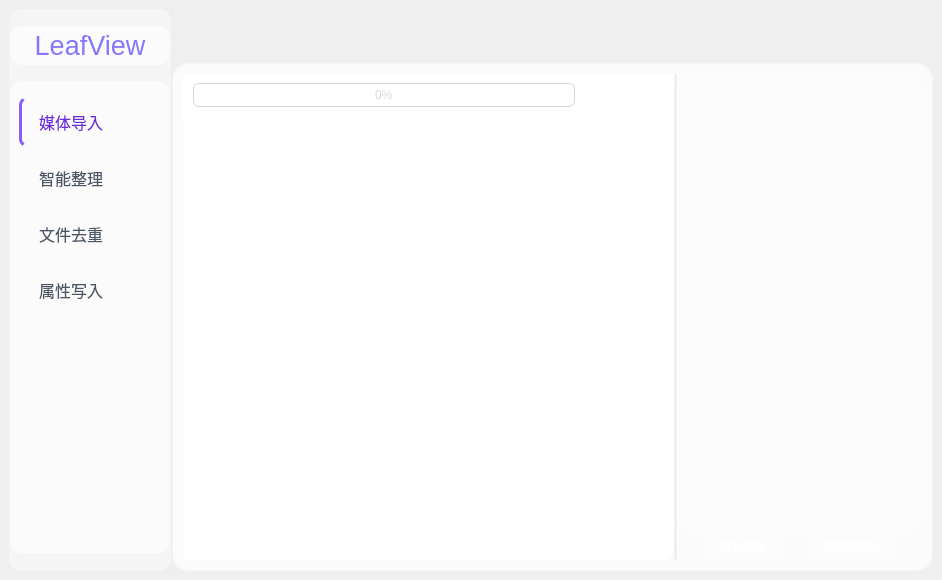
Above: Ui_MainWindow.ui from YangShengzhou03/LeafSort before the change. Below: the same form after it.
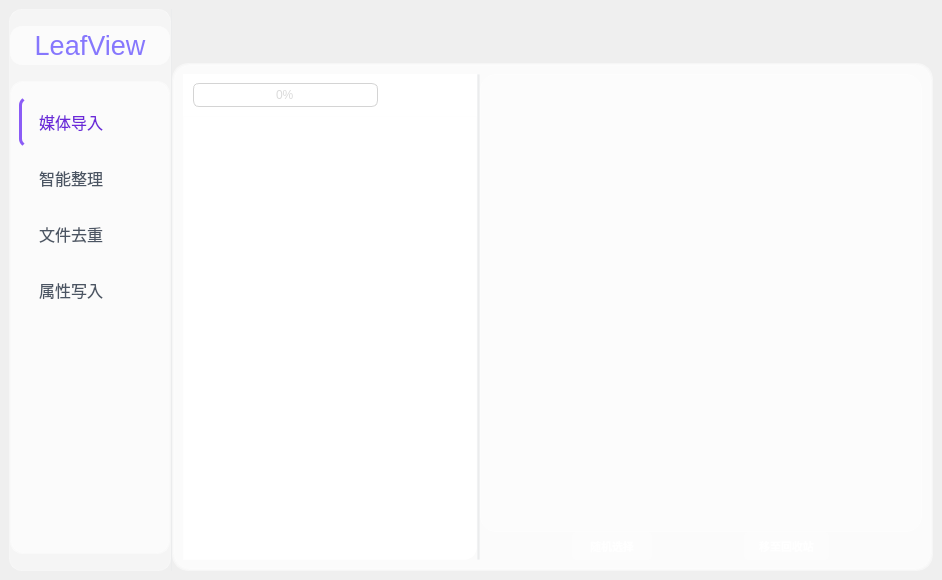
That is the form after the change. The open tabs and pages were chosen to show the change. Icons and pictures are not drawn.

Diff of the .ui file:
```diff
--- a/Ui_MainWindow.ui
+++ b/Ui_MainWindow.ui
@@ -4288,7 +4288,7 @@
                 </layout>
                </widget>
                <widget class="QWidget" name="deduplicationPage">
-                <layout class="QHBoxLayout" name="deduplicationLayout" stretch="2,0,1">
+                <layout class="QHBoxLayout" name="deduplicationLayout" stretch="2,0,3">
                  <property name="spacing">
                   <number>0</number>
                  </property>
@@ -4439,7 +4439,7 @@
 }</string>
                          </property>
                          <property name="text">
-                          <string>开始对比</string>
+                          <string>开始查重</string>
                          </property>
                          <property name="iconSize">
                           <size>
```
Left out of the diff: 4 changed lines with no effect on the pictures.
